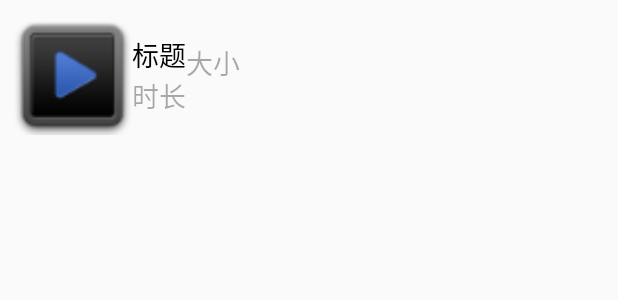
After one commit to saygogo/MobilePhoneTest, an Android app: the layout item_local_video.xml on its own in the app's theme, with its tools: preview values and no code run, on a phone screen of 412 x 824 dp. The commit adds this screen. Shown: the top 300 px of the screen. Run offline under Robolectric (Android 15) with nearby library versions, the phone set to English and light mode, and no system bars.

Commit message:
获取本地视频

```diff
--- /dev/null
+++ b/app/src/main/res/layout/item_local_video.xml
@@ -0,0 +1,54 @@
+<?xml version="1.0" encoding="utf-8"?>
+<LinearLayout xmlns:android="http://schemas.android.com/apk/res/android"
+    android:layout_width="match_parent"
+    android:layout_height="100dp"
+    android:gravity="center_vertical">
+
+
+    <ImageView
+        android:id="@+id/iv_icon"
+        android:layout_width="80dp"
+        android:layout_height="80dp"
+        android:layout_centerVertical="true"
+        android:layout_marginLeft="8dp"
+        android:scaleType="fitXY"
+        android:src="@drawable/video_default_icon" />
+
+
+    <LinearLayout
+        android:layout_width="wrap_content"
+        android:layout_height="wrap_content"
+        android:layout_centerVertical="true"
+        android:layout_toRightOf="@id/iv_icon"
+        android:orientation="vertical">
+
+        <TextView
+            android:id="@+id/tv_name"
+            android:layout_width="wrap_content"
+            android:layout_height="wrap_content"
+            android:text="标题"
+            android:textColor="#000000"
+            android:textSize="18sp" />
+
+        <TextView
+            android:id="@+id/tv_duration"
+            android:layout_width="wrap_content"
+            android:layout_height="wrap_content"
+            android:text="时长"
+            android:textColor="#55000000"
+            android:textSize="18sp" />
+
+    </LinearLayout>
+
+    <TextView
+        android:id="@+id/tv_size"
+        android:layout_width="wrap_content"
+        android:layout_height="wrap_content"
+        android:layout_alignParentBottom="true"
+        android:layout_alignParentRight="true"
+        android:layout_marginBottom="8dp"
+        android:layout_marginRight="8dp"
+        android:text="大小"
+        android:textColor="#55000000"
+        android:textSize="18sp" />
+</LinearLayout>
```
Also changed, not shown: app/src/main/AndroidManifest.xml (+7 -0 lines), app/src/main/java/com/example/dontworry/mobilephonetest/adapter/LocalVideoAdapter.java (added, +73 -0 lines), app/src/main/java/com/example/dontworry/mobilephonetest/bean/MediaItem.java (added, +66 -0 lines), app/src/main/java/com/example/dontworry/mobilephonetest/fragment/LocalVideoFragment.java (+68 -10 lines), app/src/main/java/com/example/dontworry/mobilephonetest/utils/Utils.java (added, +81 -0 lines), app/src/main/res/layout/fragment_local_video_pager.xml (added, +21 -0 lines).
